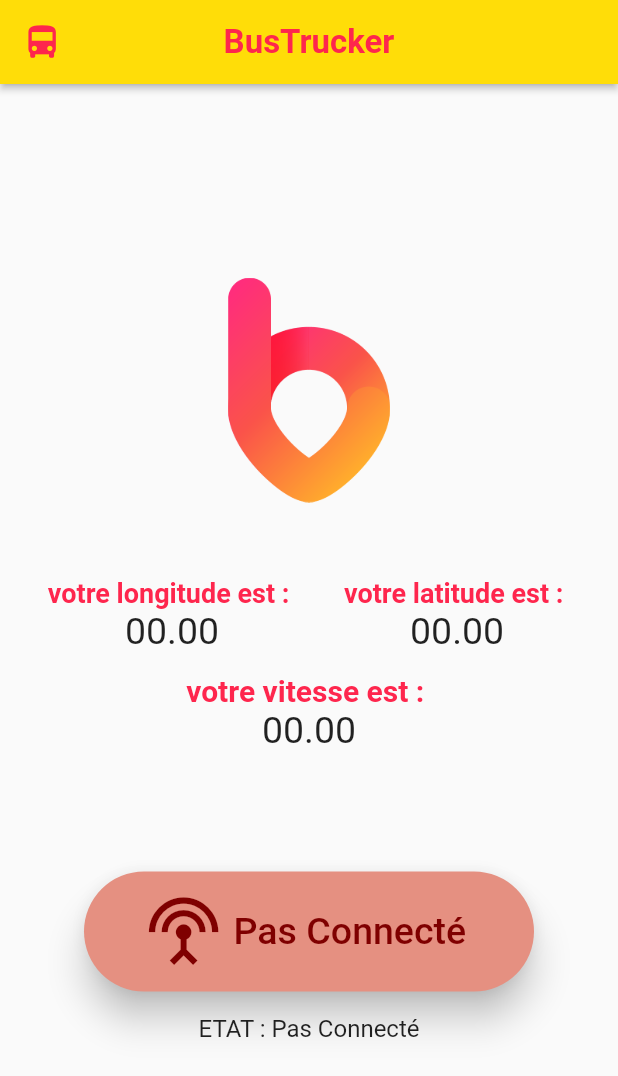
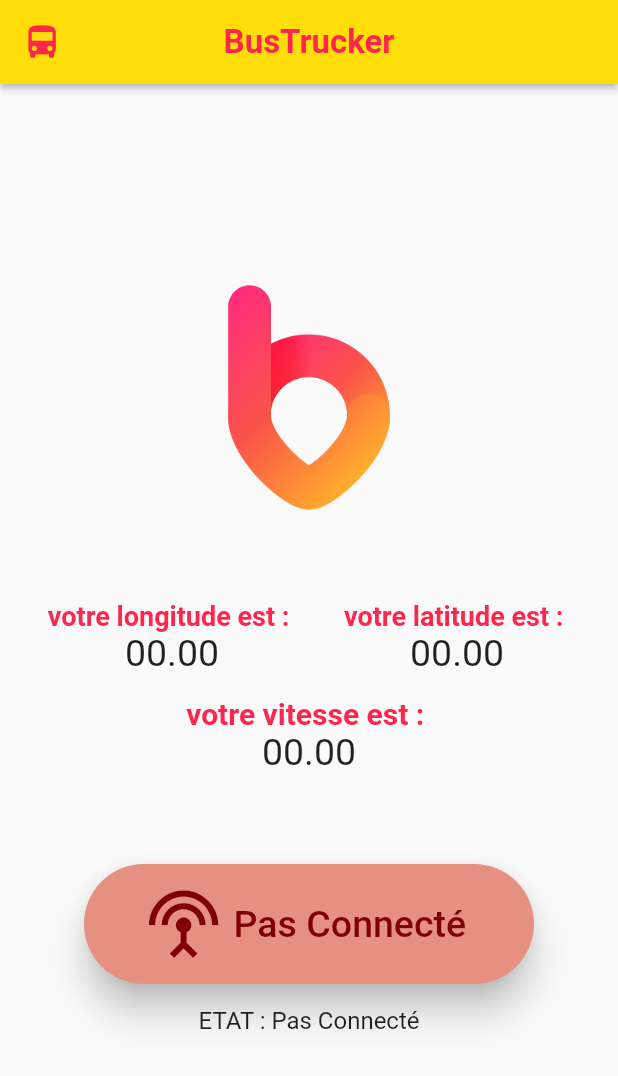
Before and after one commit to looklok/Geo, a Flutter app: the screen it shows after launch, on a phone screen of 412 x 824 dp. Shown: the top 1076 px of the screen. Run offline on Flutter 3.47's test engine with Material 2 defaults, Android fonts, the phone set to English and light mode, and no system bars; our stand-ins replace cloud_firestore, geolocator; accounts and stored records are empty.

Commit message:
denière version de lapplication du chauffeur

```diff
--- a/lib/main.dart
+++ b/lib/main.dart
@@ -144,7 +144,7 @@ class _MyHomePageState extends State<MyHomePage> {
                Container(
                     height: 150,
                     width: 150,
-                    margin: EdgeInsets.only(bottom: 50),
+                    margin: EdgeInsets.only(bottom: 60),
                     child: Image.asset('assets/images/logo.png', fit: BoxFit.contain, width: 25, height: 35,)
           ),
               Row(
@@ -190,7 +190,7 @@ class _MyHomePageState extends State<MyHomePage> {
             Container(
               width: 300,
               height: 80,
-              margin: EdgeInsets.fromLTRB(0,80,0,15),
+              margin: EdgeInsets.fromLTRB(0,60,0,15),
               child : RaisedButton.icon(
                          icon: Icon(Icons.settings_input_antenna,size: 50.5,color: buttoncolor),
                          label: Text(siconnecte , style: TextStyle( fontSize: 25.0,color: buttoncolor ),
```
